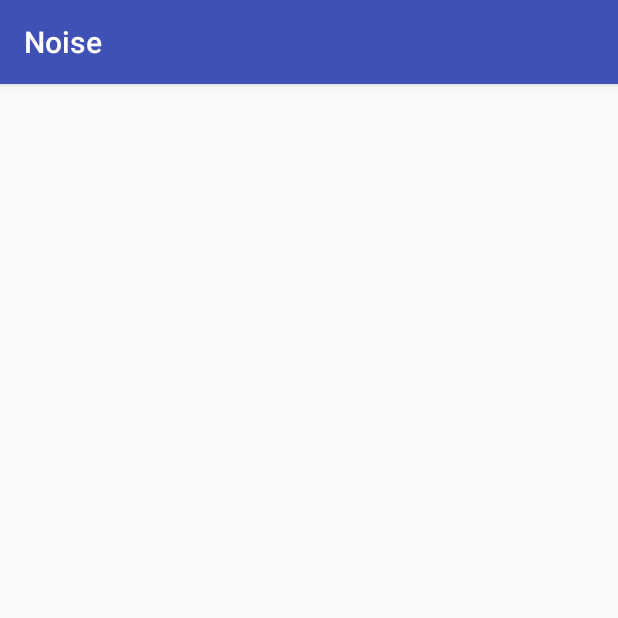
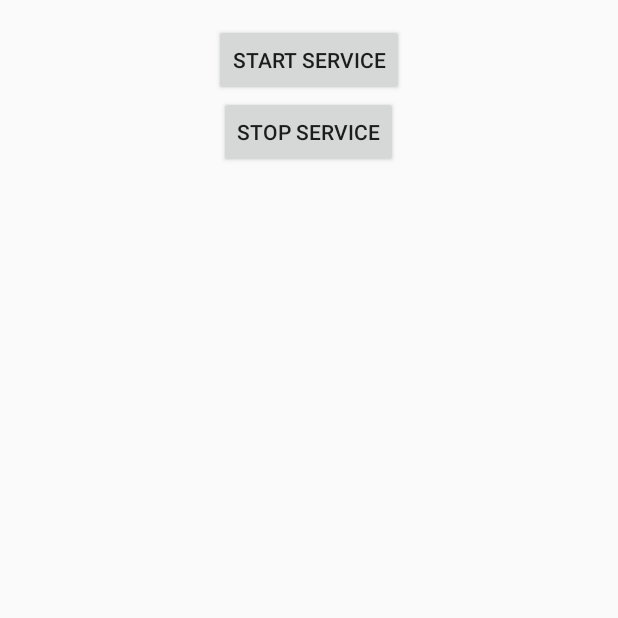
Before and after one commit to zhiw3n/IS416, an Android app: the screen it shows after launch (AndroidCameraMotionActivity before the commit, Main3Activity after it), on a phone screen of 412 x 824 dp, the top half of it. Run offline under Robolectric (Android 15) with nearby library versions, the phone set to English and light mode, and no system bars.

Commit message:
Main3Activity added for debugging

```diff
--- /dev/null
+++ b/app/src/main/java/mobile/noise/Main3Activity.java
@@ -0,0 +1,54 @@
+package mobile.noise;
+
+import android.app.Activity;
+import android.content.Intent;
+import android.support.v7.app.AppCompatActivity;
+import android.os.Bundle;
+import android.util.Log;
+import android.view.View;
+
+import java.util.ArrayList;
+
+import mobile.noise.mobile.noise.sensorservices.AccelerometerEventService;
+import mobile.noise.mobile.noise.sensorservices.LightEventService;
+import mobile.noise.mobile.noise.sensorservices.ProximityEventService;
+
+public class Main3Activity extends Activity {
+
+    private static ArrayList<Intent> serviceQueue = new ArrayList<Intent>();
+
+    @Override
+    protected void onCreate(Bundle savedInstanceState) {
+        super.onCreate(savedInstanceState);
+        setContentView(R.layout.activity_main3);
+
+        findViewById(R.id.startBtn).setOnClickListener(new View.OnClickListener() {
+            @Override
+            public void onClick(View v) {
+                Log.i("Main Activity", "Start button clicked.");
+
+                serviceQueue.add(new Intent(Main3Activity.this, LightEventService.class));
+                serviceQueue.add(new Intent(Main3Activity.this, AccelerometerEventService.class));
+                serviceQueue.add(new Intent(Main3Activity.this, ProximityEventService.class));
+                serviceQueue.add(new Intent(Main3Activity.this, AndroidCameraMotionService.class));
+                // serviceQueue.add(new Intent(Main3Activity.this, NoiseEventService.class));
+
+                for (Intent i : serviceQueue) {
+                    startService(i);
+                }
+           }
+        });
+
+        findViewById(R.id.stopBtn).setOnClickListener(new View.OnClickListener() {
+            @Override
+            public void onClick(View v) {
+                Log.i("Main Activity", "Stop button clicked");
+
+                for (Intent i : serviceQueue) {
+                    stopService(i);
+                }
+                serviceQueue = new ArrayList<Intent>();
+            }
+        });
+    }
+}
--- a/app/src/main/java/mobile/noise/MainActivity.java
+++ b/app/src/main/java/mobile/noise/MainActivity.java
@@ -46,6 +46,7 @@ public class MainActivity extends Activity {
     }
 
     private void addIntentsToQueue() {
+        /*
         if (findViewById(R.id.lightToggle).isChecked()) {
             serviceQueue.add(new Intent(MainActivity.this, LightEventService.class));
         }
@@ -65,5 +66,6 @@ public class MainActivity extends Activity {
         if (findViewById(R.id.noiseToggle).isChecked()) {
             serviceQueue.add(new Intent(MainActivity.this, NoiseEventService.class));
         }
+        */
     }
 }
--- /dev/null
+++ b/app/src/main/res/layout/activity_main3.xml
@@ -0,0 +1,28 @@
+<?xml version="1.0" encoding="utf-8"?>
+<RelativeLayout xmlns:android="http://schemas.android.com/apk/res/android"
+    xmlns:tools="http://schemas.android.com/tools"
+    android:id="@+id/activity_main3"
+    android:layout_width="match_parent"
+    android:layout_height="match_parent"
+    android:paddingBottom="@dimen/activity_vertical_margin"
+    android:paddingLeft="@dimen/activity_horizontal_margin"
+    android:paddingRight="@dimen/activity_horizontal_margin"
+    android:paddingTop="@dimen/activity_vertical_margin"
+    tools:context="mobile.noise.mobile.noise.sensorservices.Main3Activity">
+
+    <Button
+        android:layout_width="wrap_content"
+        android:layout_height="wrap_content"
+        android:text="Start Service"
+        android:id="@+id/startBtn"
+        android:layout_centerHorizontal="true" />
+
+    <Button
+        android:layout_width="wrap_content"
+        android:layout_height="wrap_content"
+        android:text="Stop Service"
+        android:id="@+id/stopBtn"
+        android:layout_below="@+id/startBtn"
+        android:layout_centerHorizontal="true" />
+
+</RelativeLayout>
```
Also changed, not shown: app/src/main/AndroidManifest.xml (+8 -6 lines).
